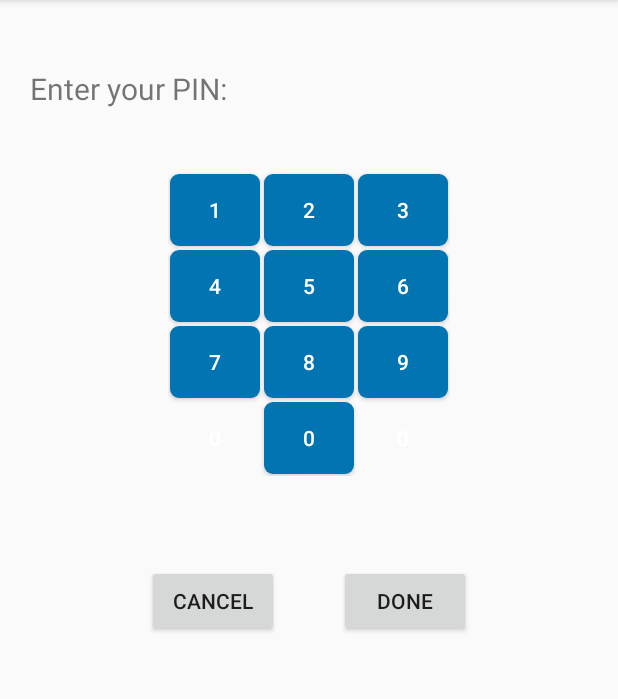
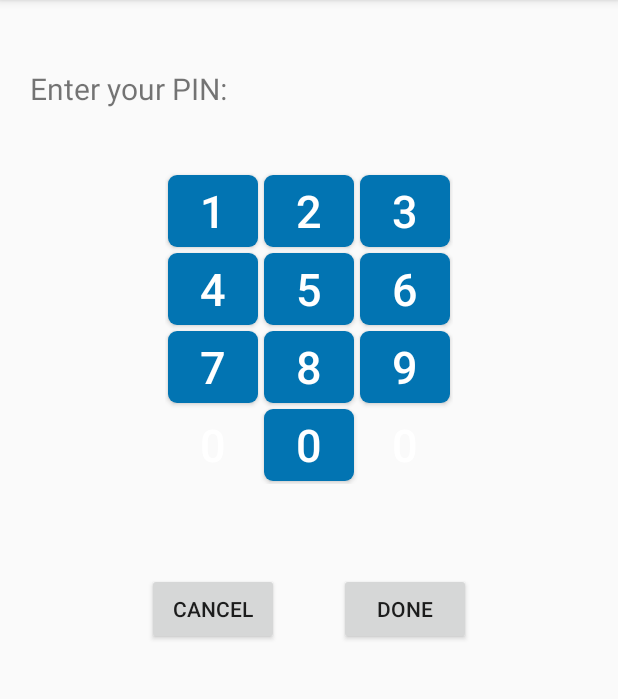
Before and after one commit to SecUSo/privacy-friendly-pin-mnemonic, an Android app: the screen it shows after launch (EnterPinActivity), on a phone screen of 412 x 824 dp, the part 84-783 px from its top. Run offline under Robolectric (Android 15) with nearby library versions, the light colour scheme and no system bars; libraries missing offline, so code that uses them is left out: de.tudarmstadt.informatik.

Commit message:
Spacing between buttons

```diff
--- a/app/src/main/res/layout/activity_enter_pin.xml
+++ b/app/src/main/res/layout/activity_enter_pin.xml
@@ -33,6 +33,7 @@
             android:layout_toEndOf="@+id/pin_message"
             android:layout_toRightOf="@+id/pin_message"
             android:background="#00000000"
+            android:inputType="numberPassword"
             android:maxWidth="60dp"
             android:textSize="20sp"
             android:textStyle="bold" />
@@ -51,100 +52,112 @@
         android:orientation="horizontal">
 
         <Button
+            android:id="@+id/button_one"
             android:layout_width="60dp"
-            android:id="@+id/button_one"
-            android:layout_margin="1dp"
+            android:layout_margin="2dp"
             android:background="@drawable/hints_numpad"
             android:text="1"
-            android:textColor="@color/white"/>
+            android:textColor="@color/white"
+            android:textSize="30sp" />
 
         <Button
             android:id="@+id/button_two"
             android:layout_width="60dp"
-            android:layout_margin="1dp"
+            android:layout_margin="2dp"
             android:background="@drawable/hints_numpad"
             android:text="2"
-            android:textColor="@color/white"/>
+            android:textColor="@color/white"
+            android:textSize="30sp" />
 
         <Button
             android:id="@+id/button_three"
             android:layout_width="60dp"
-            android:layout_margin="1dp"
+            android:layout_margin="2dp"
             android:background="@drawable/hints_numpad"
             android:text="3"
-            android:textColor="@color/white"/>
+            android:textColor="@color/white"
+            android:textSize="30sp" />
 
         <Button
+            android:id="@+id/button_four"
             android:layout_width="60dp"
-            android:id="@+id/button_four"
-            android:layout_margin="1dp"
+            android:layout_margin="2dp"
             android:background="@drawable/hints_numpad"
             android:text="4"
-            android:textColor="@color/white"/>
+            android:textColor="@color/white"
+            android:textSize="30sp" />
 
         <Button
+            android:id="@+id/button_five"
             android:layout_width="60dp"
-            android:id="@+id/button_five"
-            android:layout_margin="1dp"
+            android:layout_margin="2dp"
             android:background="@drawable/hints_numpad"
             android:text="5"
-            android:textColor="@color/white"/>
+            android:textColor="@color/white"
+            android:textSize="30sp" />
 
         <Button
+            android:id="@+id/button_six"
             android:layout_width="60dp"
-            android:id="@+id/button_six"
-            android:layout_margin="1dp"
+            android:layout_margin="2dp"
             android:background="@drawable/hints_numpad"
             android:text="6"
-            android:textColor="@color/white"/>
+            android:textColor="@color/white"
+            android:textSize="30sp" />
 
         <Button
+            android:id="@+id/button_seven"
             android:layout_width="60dp"
-            android:id="@+id/button_seven"
-            android:layout_margin="1dp"
+            android:layout_margin="2dp"
             android:background="@drawable/hints_numpad"
             android:text="7"
-            android:textColor="@color/white"/>
+            android:textColor="@color/white"
+            android:textSize="30sp" />
 
         <Button
+            android:id="@+id/button_eight"
             android:layout_width="60dp"
-            android:id="@+id/button_eight"
-            android:layout_margin="1dp"
+            android:layout_margin="2dp"
             android:background="@drawable/hints_numpad"
             android:text="8"
-            android:textColor="@color/white"/>
+            android:textColor="@color/white"
+            android:textSize="30sp" />
 
         <Button
+            android:id="@+id/button_nine"
             android:layout_width="60dp"
-            android:id="@+id/button_nine"
-            android:layout_margin="1dp"
+            android:layout_margin="2dp"
             android:background="@drawable/hints_numpad"
             android:text="9"
-            android:textColor="@color/white"/>
+            android:textColor="@color/white"
+            android:textSize="30sp" />
 
         <Button
             android:id="@+id/button_zero_space_left"
             android:layout_width="60dp"
-            android:layout_margin="1dp"
+            android:layout_margin="2dp"
             android:background="@drawable/invisible_button"
             android:text="0"
-            android:textColor="@color/white" />
+            android:textColor="@color/white"
+            android:textSize="30sp" />
 
         <Button
+            android:id="@+id/button_zero"
             android:layout_width="60dp"
-            android:id="@+id/button_zero"
-            android:layout_margin="1dp"
+            android:layout_margin="2dp"
             android:background="@drawable/hints_numpad"
             android:text="0"
-            android:textColor="@color/white"/>
+            android:textColor="@color/white"
+            android:textSize="30sp" />
 
         <Button
             android:id="@+id/button_zero_space_right"
             android:layout_width="60dp"
-            android:layout_margin="1dp"
+            android:layout_margin="2dp"
             android:background="@drawable/invisible_button"
             android:text="0"
-            android:textColor="@color/white" />
+            android:textColor="@color/white"
+            android:textSize="30sp" />
 
     </GridLayout>
 
--- a/app/src/main/res/layout/activity_show_hint.xml
+++ b/app/src/main/res/layout/activity_show_hint.xml
@@ -18,7 +18,7 @@
         <Button
             android:id="@+id/button_one_hint"
             android:layout_width="60dp"
-            android:layout_margin="1dp"
+            android:layout_margin="2dp"
             android:background="@drawable/hints_numpad"
             android:text="1&#10;"
             android:textColor="@color/white" />
@@ -26,7 +26,7 @@
         <Button
             android:id="@+id/button_two_hint"
             android:layout_width="60dp"
-            android:layout_margin="1dp"
+            android:layout_margin="2dp"
             android:background="@drawable/hints_numpad"
             android:text="2&#10;ABC"
             android:textColor="@color/white" />
@@ -34,7 +34,7 @@
         <Button
             android:id="@+id/button_three_hint"
             android:layout_width="60dp"
-            android:layout_margin="1dp"
+            android:layout_margin="2dp"
             android:background="@drawable/hints_numpad"
             android:text="3&#10;DEF"
             android:textColor="@color/white" />
@@ -42,7 +42,7 @@
         <Button
             android:id="@+id/button_four_hint"
             android:layout_width="60dp"
-            android:layout_margin="1dp"
+            android:layout_margin="2dp"
             android:background="@drawable/hints_numpad"
             android:text="4&#10;GHI"
             android:textColor="@color/white" />
@@ -50,7 +50,7 @@
         <Button
             android:id="@+id/button_five_hint"
             android:layout_width="60dp"
-            android:layout_margin="1dp"
+            android:layout_margin="2dp"
             android:background="@drawable/hints_numpad"
             android:text="5&#10;JKL"
             android:textColor="@color/white" />
@@ -58,7 +58,7 @@
         <Button
             android:id="@+id/button_six_hint"
             android:layout_width="60dp"
-            android:layout_margin="1dp"
+            android:layout_margin="2dp"
             android:background="@drawable/hints_numpad"
             android:text="6&#10;MNO"
             android:textColor="@color/white" />
@@ -66,7 +66,7 @@
         <Button
             android:id="@+id/button_seven_hint"
             android:layout_width="60dp"
-            android:layout_margin="1dp"
+            android:layout_margin="2dp"
             android:background="@drawable/hints_numpad"
             android:text="7&#10;PQRS"
             android:textColor="@color/white" />
@@ -74,7 +74,7 @@
         <Button
             android:id="@+id/button_eight_hint"
             android:layout_width="60dp"
-            android:layout_margin="1dp"
+            android:layout_margin="2dp"
             android:background="@drawable/hints_numpad"
             android:text="8&#10;TUV"
             android:textColor="@color/white" />
@@ -82,7 +82,7 @@
         <Button
             android:id="@+id/button_nine_hint"
             android:layout_width="60dp"
-            android:layout_margin="1dp"
+            android:layout_margin="2dp"
             android:background="@drawable/hints_numpad"
             android:text="9&#10;WXYZ"
             android:textColor="@color/white" />
@@ -90,7 +90,7 @@
         <Button
             android:id="@+id/button_zero_space_left"
             android:layout_width="60dp"
-            android:layout_margin="1dp"
+            android:layout_margin="2dp"
             android:background="@drawable/invisible_button"
             android:text="0&#10;"
             android:textColor="@color/white" />
@@ -98,7 +98,7 @@
         <Button
             android:id="@+id/button_zero_hint"
             android:layout_width="60dp"
-            android:layout_margin="1dp"
+            android:layout_margin="2dp"
             android:background="@drawable/hints_numpad"
             android:text="0&#10;"
             android:textColor="@color/white" />
@@ -106,7 +106,7 @@
         <Button
             android:id="@+id/button_zero_space_right"
             android:layout_width="60dp"
-            android:layout_margin="1dp"
+            android:layout_margin="2dp"
             android:background="@drawable/invisible_button"
             android:text="0&#10;"
             android:textColor="@color/white" />
```
